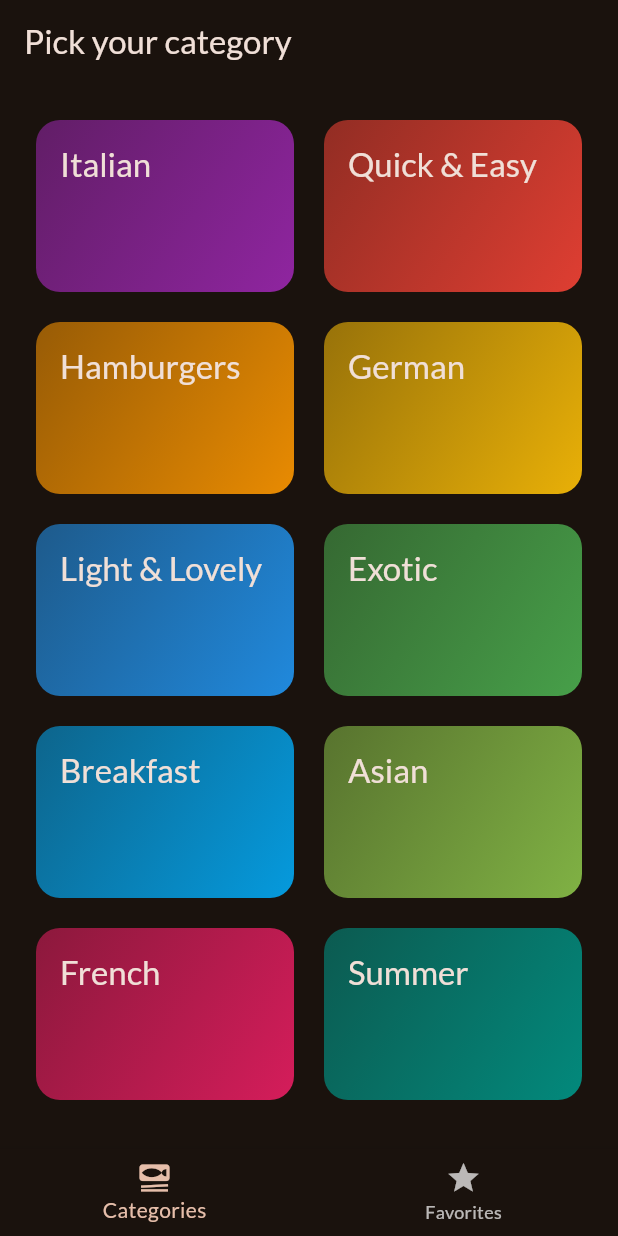
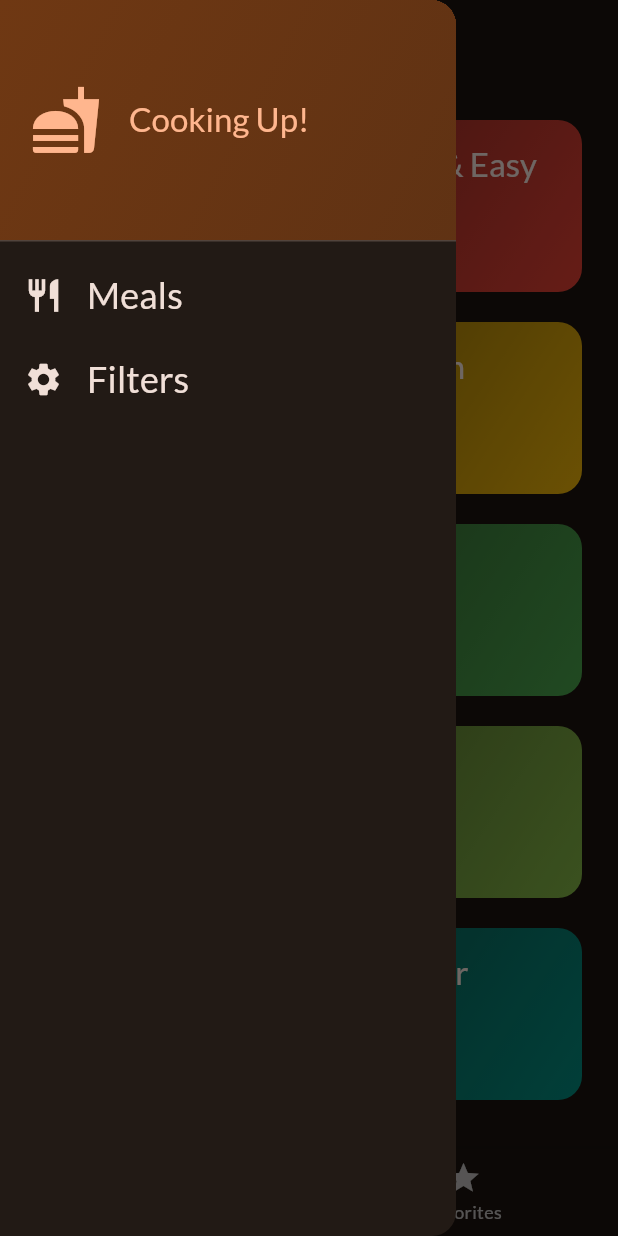
Before and after one commit to GBRRIBEIRO/Flutter_Meals_App, a Flutter app: the screen it shows after launch, with the side drawer open (before the commit the screen has no drawer), on a phone screen of 412 x 824 dp. Run offline on Flutter 3.47's test engine with Material 2 defaults, Android fonts, the phone set to English and light mode, and no system bars; our stand-ins replace google_fonts, transparent_image.

Commit message:
Added drawer

```diff
--- a/lib/screens/categories.dart
+++ b/lib/screens/categories.dart
@@ -7,8 +7,9 @@
 import '../models/meal.dart';
 
 class CategoriesScreen extends StatelessWidget {
-  const CategoriesScreen({super.key});
-  static const Title = 'Pick your category';
+  const CategoriesScreen({super.key, required this.onToggleFavorite});
+
+  final void Function(Meal meal) onToggleFavorite;
 
   void _openCategory(BuildContext context, Category category) {
     final categoryMeals = dummyMeals
@@ -19,6 +20,7 @@
         builder: (_) => MealsScreen(
               title: category.title,
               meals: categoryMeals,
+              onToggleFavorite: onToggleFavorite,
             )));
   }
 
--- a/lib/screens/tabs.dart
+++ b/lib/screens/tabs.dart
@@ -3,8 +3,12 @@
 import 'package:flutter/material.dart';
 import 'package:flutter/src/widgets/framework.dart';
 import 'package:flutter/src/widgets/placeholder.dart';
+import 'package:meals_app_v2/data/DUMMY_DATA.dart';
 import 'package:meals_app_v2/screens/categories.dart';
 import 'package:meals_app_v2/screens/meals.dart';
+import 'package:meals_app_v2/widgets/main_drawer.dart';
+
+import '../models/meal.dart';
 
 class TabsScreen extends StatefulWidget {
   const TabsScreen({super.key});
@@ -14,12 +18,45 @@
 }
 
 class _TabsScreenState extends State<TabsScreen> {
-  Widget activePage = const CategoriesScreen();
   String activePageTitle = 'Pick your category';
   int selectedPageIndex = 0;
 
+  List<Meal> _favoriteMeals = [];
+
+  void _toggleFavorite(Meal meal) {
+    var isExisting = _favoriteMeals.contains(meal);
+    if (isExisting) {
+      _showSnackbar('Removed from favorites');
+      setState(() {
+        _favoriteMeals.remove(meal);
+      });
+    } else {
+      _showSnackbar('Added to favorites');
+      setState(() {
+        _favoriteMeals.add(meal);
+      });
+    }
+  }
+
+  void _showSnackbar(String message) {
+    ScaffoldMessenger.of(context).clearSnackBars();
+    ScaffoldMessenger.of(context)
+        .showSnackBar(SnackBar(content: Text(message)));
+  }
+
   @override
   Widget build(BuildContext context) {
+    Widget activePage = CategoriesScreen(
+      onToggleFavorite: _toggleFavorite,
+    );
+
+    void _setScreen(String identifier) {
+      if (identifier == 'filters') {
+      } else {
+        Navigator.of(context).pop();
+      }
+    }
+
     // ignore: no_leading_underscores_for_local_identifiers
     void _selectPage(int index) {
       setState(() {
@@ -28,15 +65,23 @@
     }
 
     if (selectedPageIndex == 0) {
-      activePage = const CategoriesScreen();
+      activePage = CategoriesScreen(
+        onToggleFavorite: _toggleFavorite,
+      );
       activePageTitle = 'Pick your category';
     }
     if (selectedPageIndex == 1) {
-      activePage = const MealsScreen(meals: []);
+      activePage = MealsScreen(
+        meals: _favoriteMeals,
+        onToggleFavorite: _toggleFavorite,
+      );
       activePageTitle = 'Favorites';
     }
 
     return Scaffold(
+      drawer: MainDrawer(
+        onSelectScreen: _setScreen,
+      ),
       appBar: AppBar(
         title: Text(activePageTitle),
       ),
--- /dev/null
+++ b/lib/widgets/main_drawer.dart
@@ -0,0 +1,70 @@
+import 'package:flutter/material.dart';
+
+class MainDrawer extends StatelessWidget {
+  const MainDrawer({super.key, required this.onSelectScreen});
+
+  final void Function(String identifier) onSelectScreen;
+
+  @override
+  Widget build(BuildContext context) {
+    return Drawer(
+      child: Column(children: [
+        DrawerHeader(
+          padding: const EdgeInsets.all(20),
+          decoration: BoxDecoration(
+              gradient: LinearGradient(
+            colors: [
+              Theme.of(context).colorScheme.primaryContainer,
+              Theme.of(context).colorScheme.primaryContainer.withOpacity(0.8),
+            ],
+            begin: Alignment.topLeft,
+            end: Alignment.bottomRight,
+          )),
+          child: Row(children: [
+            Icon(
+              Icons.fastfood,
+              size: 48,
+              color: Theme.of(context).colorScheme.primary,
+            ),
+            const SizedBox(
+              width: 18,
+            ),
+            Text(
+              'Cooking Up!',
+              style: Theme.of(context)
+                  .textTheme
+                  .titleLarge!
+                  .copyWith(color: Theme.of(context).colorScheme.primary),
+            ),
+          ]),
+        ),
+        ListTile(
+          onTap: () => onSelectScreen('meals'),
+          leading: Icon(
+            Icons.restaurant,
+            size: 26,
+            color: Theme.of(context).colorScheme.onBackground,
+          ),
+          title: Text('Meals',
+              style: Theme.of(context).textTheme.titleSmall!.copyWith(
+                    color: Theme.of(context).colorScheme.onBackground,
+                    fontSize: 24,
+                  )),
+        ),
+        ListTile(
+          onTap: () => onSelectScreen('filters'),
+          leading: Icon(
+            Icons.settings,
+            size: 26,
+            color: Theme.of(context).colorScheme.onBackground,
+          ),
+          title: Text('Filters',
+              style: Theme.of(context).textTheme.titleSmall!.copyWith(
+                    color: Theme.of(context).colorScheme.onBackground,
+                    fontSize: 24,
+                  )),
+        ),
+      ]),
+    );
+  }
+}
```
Also changed, not shown: lib/screens/filters.dart (added, +47 -0 lines), lib/screens/meal_details.dart (+11 -2 lines), lib/screens/meals.dart (+7 -1 lines), lib/widgets/meal_item.dart (+5 -3 lines).
